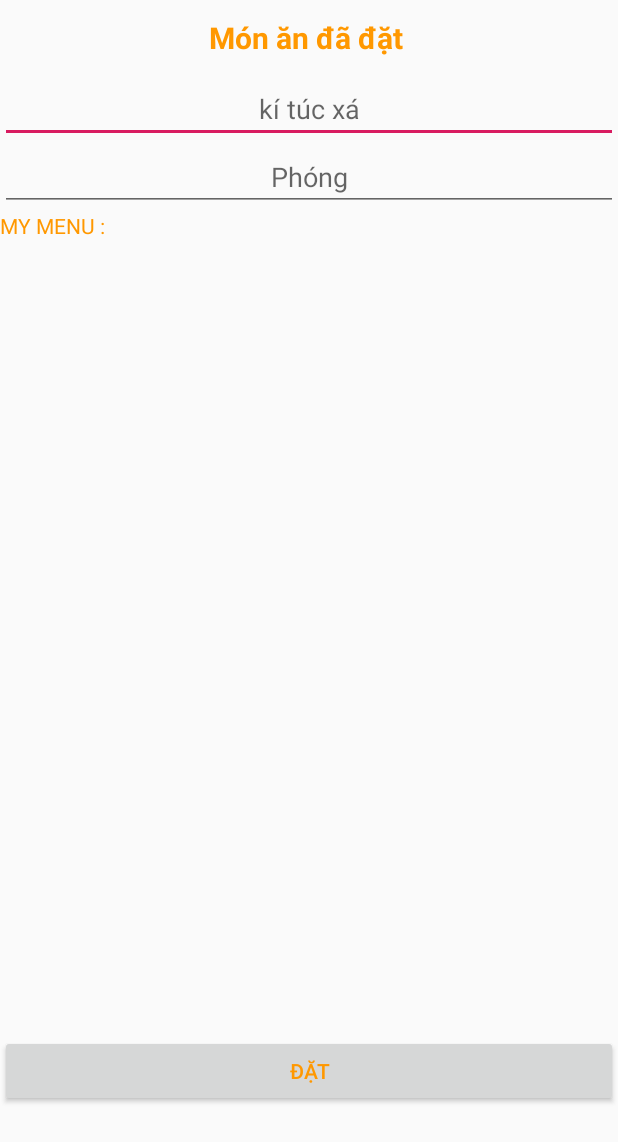
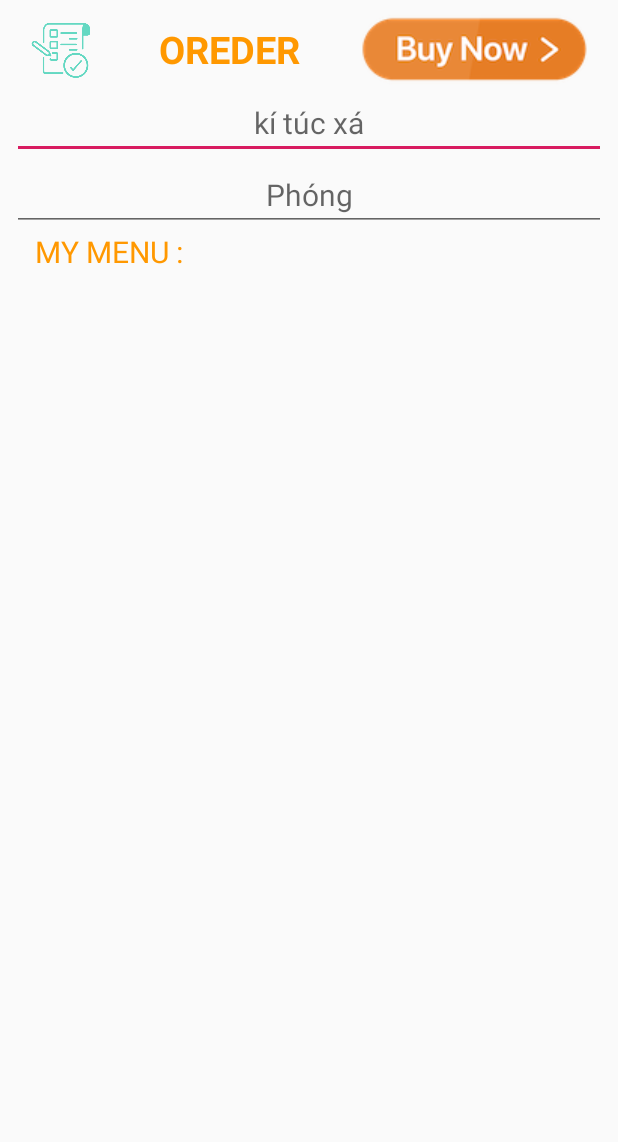
Before and after one commit to sksouk/Foody, an Android app: the layout activity_order.xml on its own in the app's theme, with its tools: preview values and no code run, on a phone screen of 412 x 824 dp. Shown: the top 1142 px of the screen. Run offline under Robolectric (Android 15) with nearby library versions, the phone set to English and light mode, and no system bars.

Commit message:
display Order

```diff
--- a/app/src/main/java/foody/com/MenuActivity.java
+++ b/app/src/main/java/foody/com/MenuActivity.java
@@ -32,7 +32,6 @@ public class MenuActivity extends AppCompatActivity {
         lstMenu.add(new menu("Test menu 13","Categorie","Description menu","20000",R.drawable.img6));
         lstMenu.add(new menu("Test menu 14","Categorie","Description menu","25000",R.drawable.img7));
 
-
         RecyclerView myrv = findViewById(R.id.recyclerview_id);
         RecyclerViewAdapter myAdapter = new RecyclerViewAdapter(this,lstMenu);
         myrv.setLayoutManager(new GridLayoutManager(this,3));
--- a/app/src/main/res/layout/activity_menu.xml
+++ b/app/src/main/res/layout/activity_menu.xml
@@ -30,7 +30,7 @@
             android:layout_width="match_parent"
             android:layout_height="match_parent"
             android:layout_weight="2"
-            android:background="#FFFFFF"
+            android:background="@null"
             android:src="@drawable/cart1" />
 
     </LinearLayout>
--- a/app/src/main/res/layout/activity_order.xml
+++ b/app/src/main/res/layout/activity_order.xml
@@ -4,23 +4,41 @@
     xmlns:tools="http://schemas.android.com/tools"
     android:layout_width="match_parent"
     android:layout_height="match_parent"
+    android:padding="8dp"
     tools:context=".Order">
 
     <LinearLayout
         android:layout_width="match_parent"
         android:orientation="vertical"
         android:layout_height="wrap_content">
+        <LinearLayout
+            android:orientation="horizontal"
+            android:layout_width="match_parent"
+            android:layout_height="50dp">
+            <ImageView
+                android:src="@drawable/order"
+                android:layout_width="70dp"
+                android:layout_height="match_parent" />
 
+            <TextView
+                android:id="@+id/textView3"
+                android:gravity="center"
+                android:layout_width="150dp"
+                android:layout_height="50dp"
+                android:textSize="25dp"
+                android:textStyle="bold"
+                android:textColor="#FF9800"
+                android:text="OREDER" />
 
-        <TextView
-            android:id="@+id/textView3"
-            android:gravity="center"
-            android:layout_width="match_parent"
-            android:layout_height="50dp"
-            android:textSize="20dp"
-            android:textStyle="bold"
-            android:textColor="#FF9800"
-            android:text="Món ăn đã đặt " />
+            <ImageButton
+                android:id="@+id/btn_dat"
+                android:layout_width="wrap_content"
+                android:layout_height="match_parent"
+                android:layout_weight="1"
+                android:background="@null"
+                android:src="@drawable/buy" />
+
+        </LinearLayout>
 
         <EditText
             android:gravity="center"
@@ -29,6 +47,7 @@
             android:layout_height="wrap_content"
             android:textColor="#FF9800"
             android:ems="10"
+            android:textSize="20dp"
             android:inputType="textPersonName"
             android:hint="kí túc xá" />
 
@@ -39,11 +58,14 @@
             android:layout_height="wrap_content"
             android:textColor="#FF9800"
             android:ems="10"
+            android:textSize="20dp"
             android:inputType="textPersonName"
             android:hint="Phóng" />
         <TextView
 
             android:text="MY MENU :"
+            android:textSize="20dp"
+            android:paddingLeft="15dp"
             android:textColor="#FF9800"
             android:layout_width="match_parent"
             android:layout_height="wrap_content" />
@@ -52,12 +74,5 @@
             android:layout_width="match_parent"
             android:layout_height="530dp" />
 
-        <Button
-            android:id="@+id/button4"
-            android:layout_width="match_parent"
-            android:layout_height="wrap_content"
-            android:textColor="#FF9800"
-            android:text="Đặt" />
-
     </LinearLayout>
 </RelativeLayout>
--- a/app/src/main/res/layout/cardview_item_food.xml
+++ b/app/src/main/res/layout/cardview_item_food.xml
@@ -82,7 +82,7 @@
                         android:textColor="#4CAF50"
                         android:padding="0dp"
                         android:layout_width="wrap_content"
-                        android:layout_height="35dp" />
+                        android:layout_height="32dp" />
                 </LinearLayout>
         </LinearLayout>
 
--- a/app/src/main/res/values/styles.xml
+++ b/app/src/main/res/values/styles.xml
@@ -1,7 +1,7 @@
 <resources>
 
     <!-- Base application theme. -->
-    <style name="AppTheme" parent="Theme.AppCompat.Light.DarkActionBar">
+    <style name="AppTheme" parent="Theme.AppCompat.Light.NoActionBar">
         <!-- Customize your theme here. -->
         <item name="colorPrimary">@color/colorPrimary</item>
         <item name="colorPrimaryDark">@color/colorPrimaryDark</item>
```
Also changed, not shown: app/src/main/AndroidManifest.xml (+10 -4 lines), app/src/main/res/drawable/buy.png (added), app/src/main/res/drawable/order.png (added).
